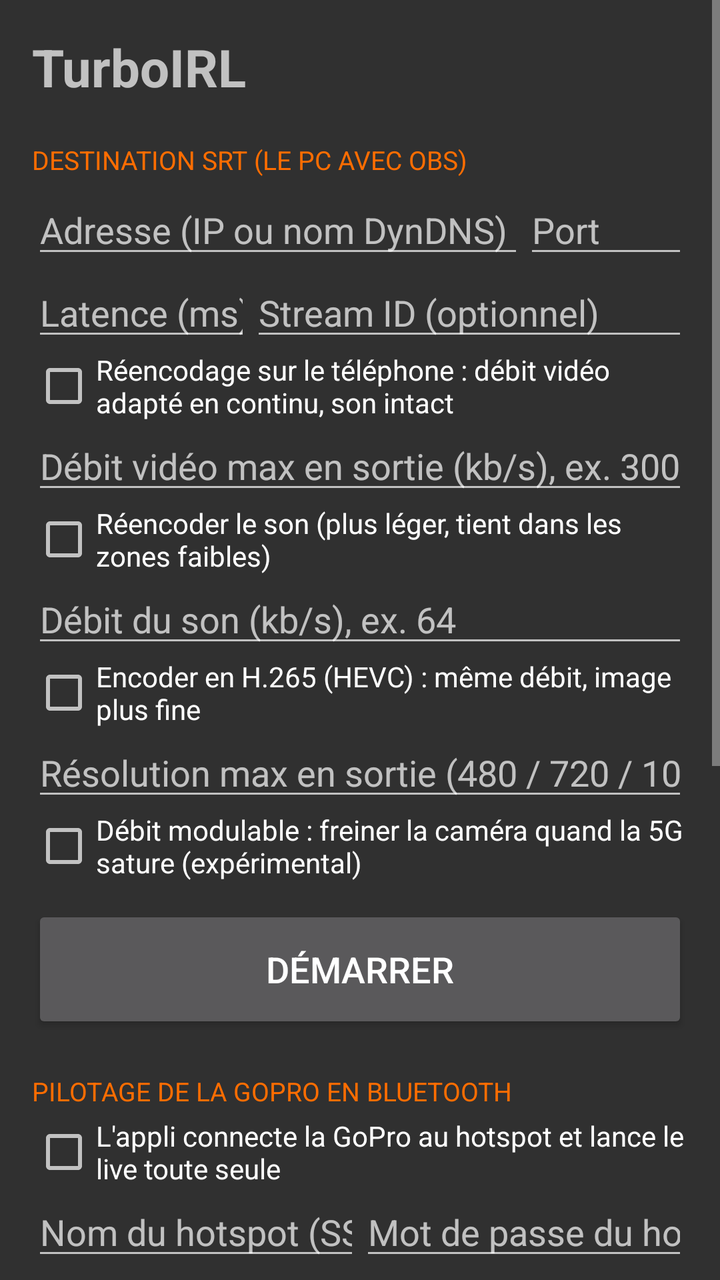
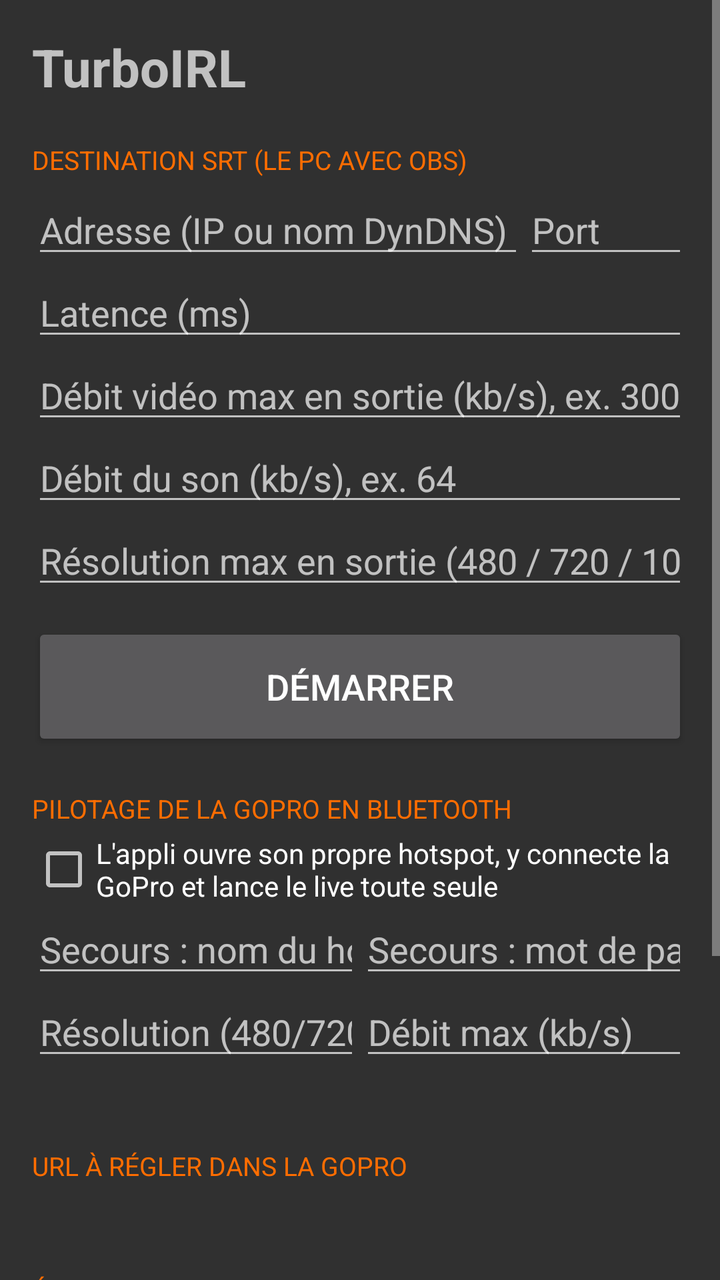

Before-and-after screenshots of an Android layout around one commit, followed by the original layout XML and the change that was made.
<!-- AndroidManifest.xml: application theme AppTheme -->
<!-- res/layout/activity_main.xml -->
<?xml version="1.0" encoding="utf-8"?>
<ScrollView xmlns:android="http://schemas.android.com/apk/res/android"
    android:layout_width="match_parent"
    android:layout_height="match_parent"
    android:fitsSystemWindows="true">

    <LinearLayout
        android:layout_width="match_parent"
        android:layout_height="wrap_content"
        android:orientation="vertical"
        android:padding="16dp">

        <TextView
            android:layout_width="wrap_content"
            android:layout_height="wrap_content"
            android:text="TurboIRL"
            android:textSize="26sp"
            android:textStyle="bold" />

        <TextView
            style="@style/SectionTitle"
            android:text="Destination SRT (le PC avec OBS)" />

        <LinearLayout
            android:layout_width="match_parent"
            android:layout_height="wrap_content"
            android:orientation="horizontal">

            <EditText
                android:id="@+id/srtHost"
                android:layout_width="0dp"
                android:layout_height="wrap_content"
                android:layout_weight="3"
                android:hint="Adresse (IP ou nom DynDNS)"
                android:importantForAutofill="no"
                android:inputType="textUri"
                android:singleLine="true" />

            <EditText
                android:id="@+id/srtPort"
                android:layout_width="0dp"
                android:layout_height="wrap_content"
                android:layout_weight="1"
                android:hint="Port"
                android:importantForAutofill="no"
                android:inputType="number"
                android:singleLine="true" />
        </LinearLayout>

        <LinearLayout
            android:layout_width="match_parent"
            android:layout_height="wrap_content"
            android:orientation="horizontal">

            <EditText
                android:id="@+id/srtLatency"
                android:layout_width="0dp"
                android:layout_height="wrap_content"
                android:layout_weight="1"
                android:hint="Latence (ms)"
                android:importantForAutofill="no"
                android:inputType="number"
                android:singleLine="true" />

            <EditText
                android:id="@+id/srtStreamId"
                android:layout_width="0dp"
                android:layout_height="wrap_content"
                android:layout_weight="2"
                android:hint="Stream ID (optionnel)"
                android:importantForAutofill="no"
                android:inputType="textNoSuggestions"
                android:singleLine="true" />
        </LinearLayout>

        <CheckBox
            android:id="@+id/transcode"
            android:layout_width="match_parent"
            android:layout_height="wrap_content"
            android:text="Réencodage sur le téléphone : débit vidéo adapté en continu, son intact" />

        <EditText
            android:id="@+id/outMaxKbps"
            android:layout_width="match_parent"
            android:layout_height="wrap_content"
            android:hint="Débit vidéo max en sortie (kb/s), ex. 3000"
            android:importantForAutofill="no"
            android:inputType="number"
            android:singleLine="true" />

        <CheckBox
            android:id="@+id/audioTranscode"
            android:layout_width="match_parent"
            android:layout_height="wrap_content"
            android:text="Réencoder le son (plus léger, tient dans les zones faibles)" />

        <EditText
            android:id="@+id/audioKbps"
            android:layout_width="match_parent"
            android:layout_height="wrap_content"
            android:hint="Débit du son (kb/s), ex. 64"
            android:importantForAutofill="no"
            android:inputType="number"
            android:singleLine="true" />

        <CheckBox
            android:id="@+id/hevc"
            android:layout_width="match_parent"
            android:layout_height="wrap_content"
            android:text="Encoder en H.265 (HEVC) : même débit, image plus fine" />

        <EditText
            android:id="@+id/outMaxHeight"
            android:layout_width="match_parent"
            android:layout_height="wrap_content"
            android:hint="Résolution max en sortie (480 / 720 / 1080)"
            android:importantForAutofill="no"
            android:inputType="number"
            android:singleLine="true" />

        <CheckBox
            android:id="@+id/adaptive"
            android:layout_width="match_parent"
            android:layout_height="wrap_content"
            android:text="Débit modulable : freiner la caméra quand la 5G sature (expérimental)" />

        <Button
            android:id="@+id/toggle"
            android:layout_width="match_parent"
            android:layout_height="64dp"
            android:layout_marginTop="12dp"
            android:text="Démarrer"
            android:textSize="18sp" />

        <TextView
            style="@style/SectionTitle"
            android:text="Pilotage de la GoPro en Bluetooth" />

        <CheckBox
            android:id="@+id/goproEnabled"
            android:layout_width="match_parent"
            android:layout_height="wrap_content"
            android:text="L'appli connecte la GoPro au hotspot et lance le live toute seule" />

        <LinearLayout
            android:layout_width="match_parent"
            android:layout_height="wrap_content"
            android:orientation="horizontal">

            <EditText
                android:id="@+id/goproSsid"
                android:layout_width="0dp"
                android:layout_height="wrap_content"
                android:layout_weight="1"
                android:hint="Nom du hotspot (SSID)"
                android:importantForAutofill="no"
                android:inputType="textNoSuggestions"
                android:singleLine="true" />

            <EditText
                android:id="@+id/goproPassword"
                android:layout_width="0dp"
                android:layout_height="wrap_content"
                android:layout_weight="1"
                android:hint="Mot de passe du hotspot"
                android:importantForAutofill="no"
                android:inputType="textVisiblePassword"
                android:singleLine="true" />
        </LinearLayout>

        <LinearLayout
            android:layout_width="match_parent"
            android:layout_height="wrap_content"
            android:orientation="horizontal">

            <EditText
                android:id="@+id/goproResolution"
                android:layout_width="0dp"
                android:layout_height="wrap_content"
                android:layout_weight="1"
                android:hint="Résolution (480/720/1080)"
                android:importantForAutofill="no"
                android:inputType="number"
                android:singleLine="true" />

            <EditText
                android:id="@+id/goproMaxKbps"
                android:layout_width="0dp"
                android:layout_height="wrap_content"
                android:layout_weight="1"
                android:hint="Débit max (kb/s)"
                android:importantForAutofill="no"
                android:inputType="number"
                android:singleLine="true" />
        </LinearLayout>

        <CheckBox
            android:id="@+id/goproRecord"
            android:layout_width="match_parent"
            android:layout_height="wrap_content"
            android:text="Enregistrer aussi sur la carte SD de la GoPro (chauffe, ~9 Go/h)" />

        <CheckBox
            android:id="@+id/goproSdVertical"
            android:layout_width="match_parent"
            android:layout_height="wrap_content"
            android:text="Copie SD en 9:16 1080p 60 i/s (vertical, TikTok) — le live reste en 16:9 30 i/s" />

        <TextView
            android:id="@+id/goproStatus"
            android:layout_width="match_parent"
            android:layout_height="wrap_content"
            android:fontFamily="monospace"
            android:textSize="14sp" />

        <TextView
            style="@style/SectionTitle"
            android:text="URL à régler dans la GoPro" />

        <TextView
            android:id="@+id/rtmpUrl"
            android:layout_width="match_parent"
            android:layout_height="wrap_content"
            android:fontFamily="monospace"
            android:textIsSelectable="true"
            android:textSize="15sp" />

        <TextView
            style="@style/SectionTitle"
            android:text="État" />

        <TextView
            android:id="@+id/status"
            android:layout_width="match_parent"
            android:layout_height="wrap_content"
            android:fontFamily="monospace"
            android:textSize="14sp" />

        <Button
            android:id="@+id/battery"
            android:layout_width="match_parent"
            android:layout_height="wrap_content"
            android:layout_marginTop="12dp"
            android:text="Autoriser l'exécution en arrière-plan" />

        <TextView
            style="@style/SectionTitle"
            android:text="Journal" />

        <Button
            android:id="@+id/share"
            android:layout_width="match_parent"
            android:layout_height="wrap_content"
            android:text="Partager le journal (Discord…)" />

        <TextView
            android:id="@+id/log"
            android:layout_width="match_parent"
            android:layout_height="wrap_content"
            android:fontFamily="monospace"
            android:textIsSelectable="true"
            android:textSize="11sp" />
    </LinearLayout>
</ScrollView>
<!-- resources referenced by this layout -->
<resources>
  <style name="SectionTitle">
          <item name="android:layout_width">wrap_content</item>
          <item name="android:layout_height">wrap_content</item>
          <item name="android:layout_marginTop">20dp</item>
          <item name="android:layout_marginBottom">4dp</item>
          <item name="android:textColor">#FF6D00</item>
          <item name="android:textSize">13sp</item>
          <item name="android:textAllCaps">true</item>
      </style>
  <style name="AppTheme" parent="android:Theme.Material.NoActionBar">
          <item name="android:colorAccent">#FF6D00</item>
      </style>
</resources>

<!-- the commit's change to res/layout/activity_main.xml (unified diff, before → after) -->
@@ -62,22 +62,7 @@
                 android:inputType="number"
                 android:singleLine="true" />
 
-            <EditText
-                android:id="@+id/srtStreamId"
-                android:layout_width="0dp"
-                android:layout_height="wrap_content"
-                android:layout_weight="2"
-                android:hint="Stream ID (optionnel)"
-                android:importantForAutofill="no"
-                android:inputType="textNoSuggestions"
-                android:singleLine="true" />
-        </LinearLayout>
-
-        <CheckBox
-            android:id="@+id/transcode"
-            android:layout_width="match_parent"
-            android:layout_height="wrap_content"
-            android:text="Réencodage sur le téléphone : débit vidéo adapté en continu, son intact" />
+        </LinearLayout>
 
         <EditText
             android:id="@+id/outMaxKbps"
@@ -88,12 +73,6 @@
             android:inputType="number"
             android:singleLine="true" />
 
-        <CheckBox
-            android:id="@+id/audioTranscode"
-            android:layout_width="match_parent"
-            android:layout_height="wrap_content"
-            android:text="Réencoder le son (plus léger, tient dans les zones faibles)" />
-
         <EditText
             android:id="@+id/audioKbps"
             android:layout_width="match_parent"
@@ -103,12 +82,6 @@
             android:inputType="number"
             android:singleLine="true" />
 
-        <CheckBox
-            android:id="@+id/hevc"
-            android:layout_width="match_parent"
-            android:layout_height="wrap_content"
-            android:text="Encoder en H.265 (HEVC) : même débit, image plus fine" />
-
         <EditText
             android:id="@+id/outMaxHeight"
             android:layout_width="match_parent"
@@ -118,12 +91,6 @@
             android:inputType="number"
             android:singleLine="true" />
 
-        <CheckBox
-            android:id="@+id/adaptive"
-            android:layout_width="match_parent"
-            android:layout_height="wrap_content"
-            android:text="Débit modulable : freiner la caméra quand la 5G sature (expérimental)" />
-
         <Button
             android:id="@+id/toggle"
             android:layout_width="match_parent"
@@ -140,7 +107,7 @@
             android:id="@+id/goproEnabled"
             android:layout_width="match_parent"
             android:layout_height="wrap_content"
-            android:text="L'appli connecte la GoPro au hotspot et lance le live toute seule" />
+            android:text="L'appli ouvre son propre hotspot, y connecte la GoPro et lance le live toute seule" />
 
         <LinearLayout
             android:layout_width="match_parent"
@@ -152,7 +119,7 @@
                 android:layout_width="0dp"
                 android:layout_height="wrap_content"
                 android:layout_weight="1"
-                android:hint="Nom du hotspot (SSID)"
+                android:hint="Secours : nom du hotspot du téléphone"
                 android:importantForAutofill="no"
                 android:inputType="textNoSuggestions"
                 android:singleLine="true" />
@@ -162,7 +129,7 @@
                 android:layout_width="0dp"
                 android:layout_height="wrap_content"
                 android:layout_weight="1"
-                android:hint="Mot de passe du hotspot"
+                android:hint="Secours : mot de passe"
                 android:importantForAutofill="no"
                 android:inputType="textVisiblePassword"
                 android:singleLine="true" />
@@ -193,18 +160,6 @@
                 android:inputType="number"
                 android:singleLine="true" />
         </LinearLayout>
-
-        <CheckBox
-            android:id="@+id/goproRecord"
-            android:layout_width="match_parent"
-            android:layout_height="wrap_content"
-            android:text="Enregistrer aussi sur la carte SD de la GoPro (chauffe, ~9 Go/h)" />
-
-        <CheckBox
-            android:id="@+id/goproSdVertical"
-            android:layout_width="match_parent"
-            android:layout_height="wrap_content"
-            android:text="Copie SD en 9:16 1080p 60 i/s (vertical, TikTok) — le live reste en 16:9 30 i/s" />
 
         <TextView
             android:id="@+id/goproStatus"
